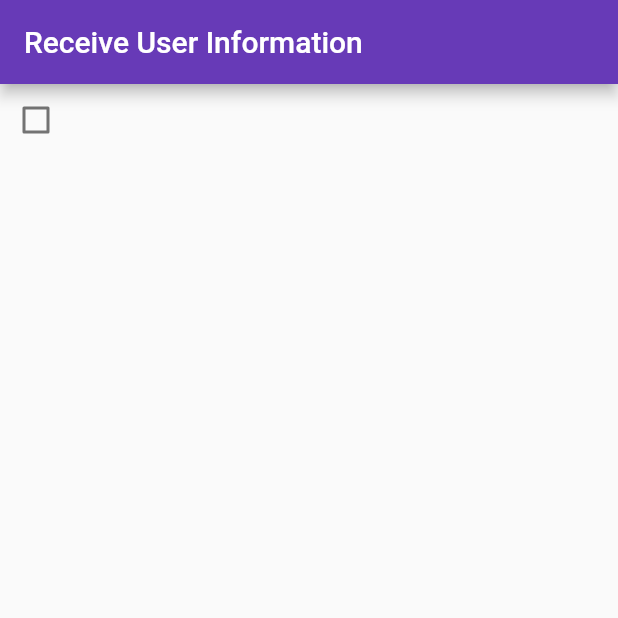
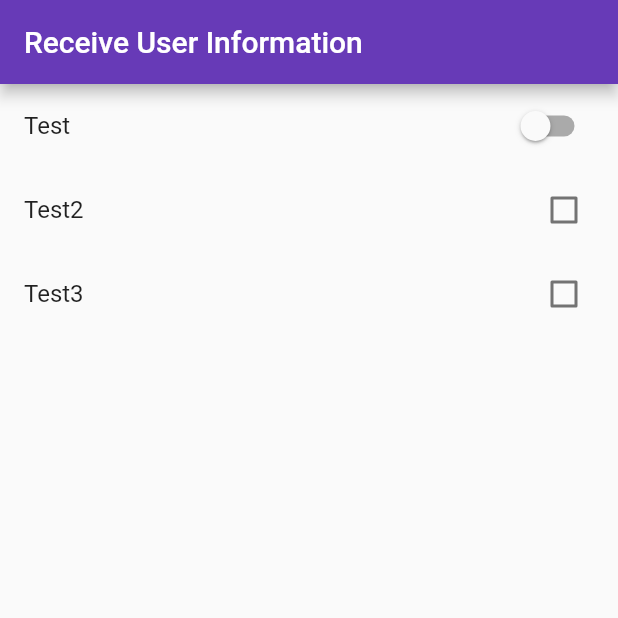
Before and after one commit to GwonHayeon/mobileAppDevelopment, a Flutter app: the screen it shows after launch, on a phone screen of 412 x 824 dp, the top half of it. Run offline on Flutter 3.47's test engine with Material 2 defaults, Android fonts, the phone set to English and light mode, and no system bars.

```diff
--- a/lib/main.dart
+++ b/lib/main.dart
@@ -30,22 +30,47 @@ class MyHomePage extends StatefulWidget {
 
 class _MyHomePageState extends State<MyHomePage> {
   bool _isChecked = false;
+  bool _isChecked2 = false;
+  bool _isChecked3 = false;
   @override
   Widget build(BuildContext context) {
     return Scaffold(
       appBar: AppBar(
         title: Text("Receive User Information"),
       ),
-      body : Checkbox(
+      body : ListView(
+        children: [
+          SwitchListTile(
+            title : Text("Test"),
             value: _isChecked,
             onChanged: (value){ //체크박스를 누르면 true가 되므로 아래를 수행한다
                 setState(() { //다시 그려주는 함수. setState가 없다면 상태가 변하지 않는다
                   // bool ? vlaue => null, true, false 세가지 속성을 가짐
-             _isChecked = value!; // !를 쓰는 이유는 NullSafety 때문 (not null) 이값이 null일 수도 있다면 !를 붙이면 안됨
-             print(_isChecked);
-             print(value);
+                 _isChecked = value!;
               });
             },
+          ),
+          CheckboxListTile(
+            title : Text("Test2"),
+            value: _isChecked2,
+            onChanged: (value){ //체크박스를 누르면 true가 되므로 아래를 수행한다
+              setState(() { //다시 그려주는 함수. setState가 없다면 상태가 변하지 않는다
+                // bool ? vlaue => null, true, false 세가지 속성을 가짐
+                _isChecked2 = value!;
+              });
+            },
+          ),
+          CheckboxListTile(
+            title : Text("Test3"),
+            value: _isChecked3,
+            onChanged: (value){ //체크박스를 누르면 true가 되므로 아래를 수행한다
+              setState(() { //다시 그려주는 함수. setState가 없다면 상태가 변하지 않는다
+                // bool ? vlaue => null, true, false 세가지 속성을 가짐
+                _isChecked3 = value!;
+              });
+            },
+          ),
+        ],
       ),
     );
   }
```
Lines whose indentation alone changed are shown as unchanged.
